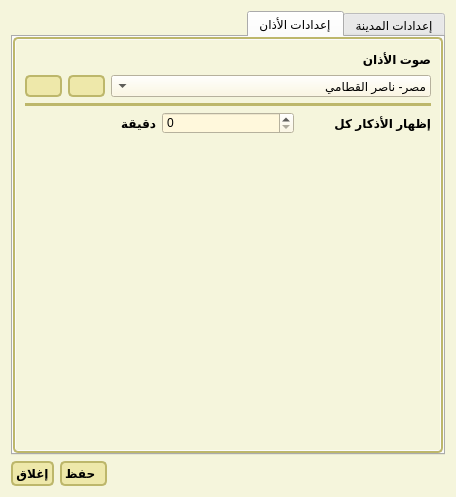
Before: the Qt Designer form SettingsDialog.ui in a-atalla/azan, drawn with Qt 5.
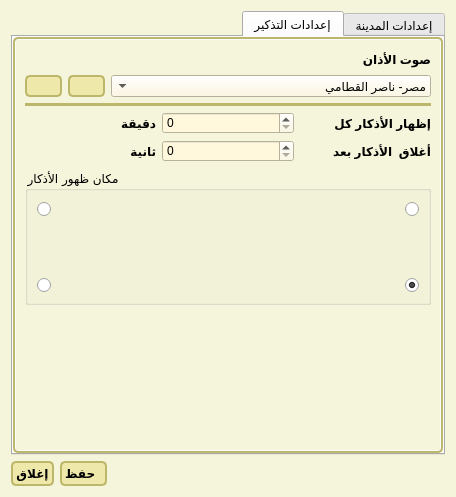
After: the same form once the commit is applied. The open tabs and pages were chosen to show the change. Icons and pictures are not drawn.

The edit to the form file:
```diff
--- a/SettingsDialog.ui
+++ b/SettingsDialog.ui
@@ -476,7 +476,7 @@
           <normaloff>icons/preferences-desktop-sound.png</normaloff>icons/preferences-desktop-sound.png</iconset>
         </attribute>
         <attribute name="title">
-         <string>إعدادات الأذان</string>
+         <string>إعدادات التذكير</string>
         </attribute>
         <layout class="QVBoxLayout" name="verticalLayout_4">
          <item>
@@ -602,6 +602,99 @@
            </item>
           </layout>
          </item>
+         <item>
+          <layout class="QHBoxLayout" name="horizontalLayout_15">
+           <item>
+            <widget class="QLabel" name="label_9">
+             <property name="layoutDirection">
+              <enum>Qt::RightToLeft</enum>
+             </property>
+             <property name="text">
+              <string>ثانية</string>
+             </property>
+            </widget>
+           </item>
+           <item>
+            <widget class="QSpinBox" name="spinHideZekrTimer"/>
+           </item>
+           <item>
+            <widget class="QLabel" name="label_10">
+             <property name="layoutDirection">
+              <enum>Qt::RightToLeft</enum>
+             </property>
+             <property name="text">
+              <string>أغلاق  الأذكار بعد </string>
+             </property>
+            </widget>
+           </item>
+          </layout>
+         </item>
+         <item>
+          <widget class="QGroupBox" name="groupBox_3">
+           <property name="title">
+            <string>مكان ظهور الأذكار</string>
+           </property>
+           <layout class="QGridLayout" name="gridLayout">
+            <item row="2" column="0">
+             <widget class="QRadioButton" name="rbBottomLeft">
+              <property name="text">
+               <string/>
+              </property>
+             </widget>
+            </item>
+            <item row="0" column="0">
+             <widget class="QRadioButton" name="rbTopLeft">
+              <property name="text">
+               <string/>
+              </property>
+             </widget>
+            </item>
+            <item row="0" column="2">
+             <widget class="QRadioButton" name="rbTopRight">
+              <property name="text">
+               <string/>
+              </property>
+             </widget>
+            </item>
+            <item row="2" column="2">
+             <widget class="QRadioButton" name="rbBottomRight">
+              <property name="text">
+               <string/>
+              </property>
+              <property name="checked">
+               <bool>true</bool>
+              </property>
+             </widget>
+            </item>
+            <item row="1" column="0">
+             <spacer name="verticalSpacer">
+              <property name="orientation">
+               <enum>Qt::Vertical</enum>
+              </property>
+              <property name="sizeHint" stdset="0">
+               <size>
+                <width>20</width>
+                <height>40</height>
+               </size>
+              </property>
+             </spacer>
+            </item>
+            <item row="0" column="1">
+             <spacer name="horizontalSpacer_10">
+              <property name="orientation">
+               <enum>Qt::Horizontal</enum>
+              </property>
+              <property name="sizeHint" stdset="0">
+               <size>
+                <width>40</width>
+                <height>20</height>
+               </size>
+              </property>
+             </spacer>
+            </item>
+           </layout>
+          </widget>
+         </item>
          <item>
           <spacer name="verticalSpacer_2">
            <property name="orientation">
@@ -610,7 +703,7 @@
            <property name="sizeHint" stdset="0">
             <size>
              <width>20</width>
-             <height>344</height>
+             <height>40</height>
             </size>
            </property>
           </spacer>
```
Left out of the diff: 2 changed lines with no effect on the pictures.
